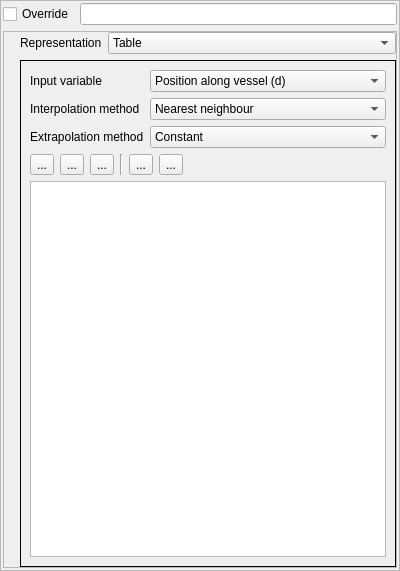
Qt form CRIMSONSolver/Materials/ui/SingleMaterialEditorWidget.ui (rkhlebnikov/CRIMSONPythonModules) before a commit.
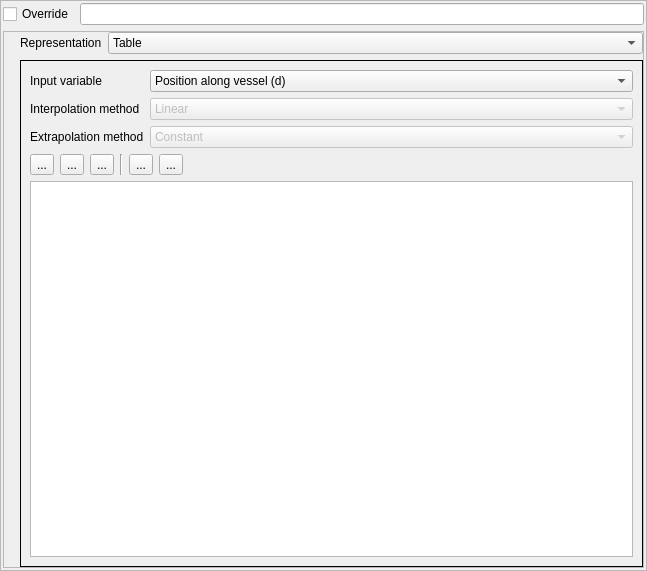
The same form after that commit. Icons and pictures are not drawn.

Commit message: Disabled unsupported combo boxes

What changed in the file:
```diff
--- a/CRIMSONSolver/Materials/ui/SingleMaterialEditorWidget.ui
+++ b/CRIMSONSolver/Materials/ui/SingleMaterialEditorWidget.ui
@@ -6,7 +6,7 @@
    <rect>
     <x>0</x>
     <y>0</y>
-    <width>400</width>
+    <width>647</width>
     <height>571</height>
    </rect>
   </property>
@@ -193,6 +193,15 @@
                </item>
                <item row="1" column="1">
                 <widget class="QComboBox" name="interpolationComboBox">
+                 <property name="enabled">
+                  <bool>false</bool>
+                 </property>
+                 <property name="toolTip">
+                  <string>Only linear interpolation is supported</string>
+                 </property>
+                 <property name="currentIndex">
+                  <number>1</number>
+                 </property>
                  <item>
                   <property name="text">
                    <string>Nearest neighbour</string>
@@ -219,6 +228,12 @@
                </item>
                <item row="2" column="1">
                 <widget class="QComboBox" name="extrapolationComboBox">
+                 <property name="enabled">
+                  <bool>false</bool>
+                 </property>
+                 <property name="toolTip">
+                  <string>Only constant extrapolation is supported</string>
+                 </property>
                  <item>
                   <property name="text">
                    <string>Constant</string>
```
Left out of the diff: 8 changed lines with no effect on the pictures.
